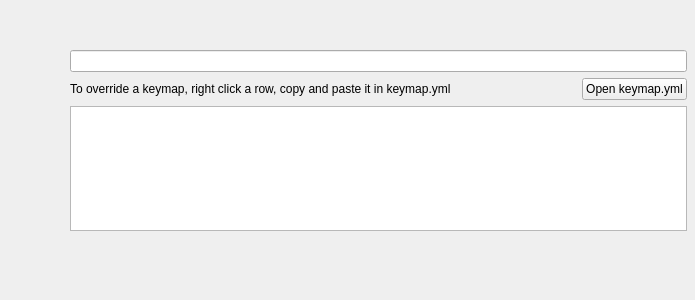
Old version of the form src/KeymapConfigView.ui in the repository silkedit/silkedit.
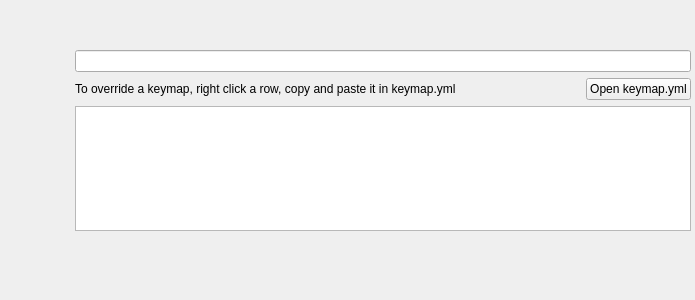
New version of the form. Custom widgets are drawn as their Qt base class.

Patch:
```diff
--- a/src/KeymapConfigView.ui
+++ b/src/KeymapConfigView.ui
@@ -18,11 +18,14 @@
     <rect>
      <x>70</x>
      <y>50</y>
-     <width>617</width>
+     <width>621</width>
      <height>181</height>
     </rect>
    </property>
    <layout class="QVBoxLayout" name="rootLayout">
+    <property name="leftMargin">
+     <number>5</number>
+    </property>
     <item>
      <widget class="QLineEdit" name="filterLine">
       <property name="clearButtonEnabled">
```
Left out of the diff: 3 changed lines with no effect on the pictures.
